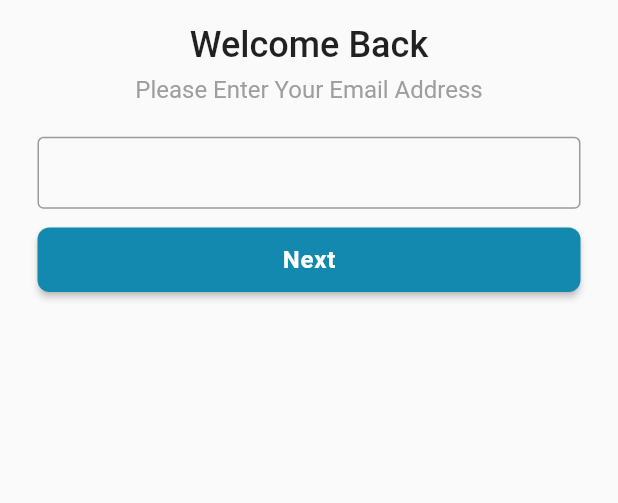
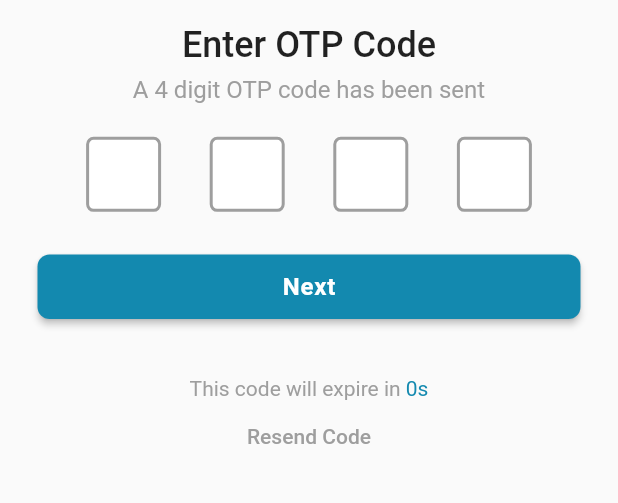
Before and after one commit to firose-munna/CraftyBay, a Flutter app: the screen it shows after launch, after a tap on "Next", on a phone screen of 412 x 824 dp, the part 315-818 px from its top. Run offline on Flutter 3.47's test engine with Material 2 defaults, Android fonts, the light colour scheme and no system bars; drawn by our look-alikes of pin_code_fields; our stand-ins replace flutter_svg, get.

Commit message:
Otp Screen added

```diff
--- a/lib/presentation/ui/screens/auth/email_verification_screen.dart
+++ b/lib/presentation/ui/screens/auth/email_verification_screen.dart
@@ -1,6 +1,9 @@
+import 'package:craftybay/presentation/ui/screens/auth/otp_verification_screen.dart';
 import 'package:craftybay/presentation/ui/utility/image_paths.dart';
 import 'package:flutter/material.dart';
 import 'package:flutter_svg/svg.dart';
+import 'package:get/get.dart';
+
 
 class emailVerificationScreen extends StatefulWidget {
   const emailVerificationScreen({super.key});
@@ -31,12 +34,18 @@ class _emailVerificationScreenState extends State<emailVerificationScreen> {
                   color: Colors.grey
                 ),),
                 const SizedBox(height: 22,),
-                TextFormField(),
+                TextFormField(
+                  decoration: const InputDecoration(
+                    hintText: "Email"
+                  ),
+                ),
                 const SizedBox(height: 10,),
                 SizedBox(
                   width: double.infinity,
                   child: ElevatedButton(
-                      onPressed: (){}, child: const Text("Next"),
+                      onPressed: (){
+                        Get.to(const otpVerificationScreen());
+                      }, child: const Text("Next"),
                   ),
                 )
               ],
--- /dev/null
+++ b/lib/presentation/ui/screens/auth/otp_verification_screen.dart
@@ -0,0 +1,142 @@
+import 'dart:async';
+
+import 'package:craftybay/presentation/ui/utility/color_palette.dart';
+import 'package:craftybay/presentation/ui/utility/image_paths.dart';
+import 'package:flutter/material.dart';
+import 'package:flutter_svg/svg.dart';
+import 'package:pin_code_fields/pin_code_fields.dart';
+
+class otpVerificationScreen extends StatefulWidget {
+  const otpVerificationScreen({super.key});
+
+  @override
+  State<otpVerificationScreen> createState() => _otpVerificationScreenState();
+}
+
+class _otpVerificationScreenState extends State<otpVerificationScreen> {
+
+  int seconds =0;
+
+  @override
+  void initState() {
+    // TODO: implement initState
+    super.initState();
+    otpTimer();
+  }
+
+  @override
+  Widget build(BuildContext context) {
+    return SafeArea(
+      child: Scaffold(
+        body: Padding(
+          padding: const EdgeInsets.all(25.0),
+          child: SingleChildScrollView(
+            child: Center(
+              child: Column(
+                children: [
+                  const SizedBox(
+                    height: 80,
+                  ),
+                  SvgPicture.asset(
+                    ImagePaths.craftyBayLogoSVG,
+                    width: 100,
+                  ),
+                  const SizedBox(
+                    height: 16,
+                  ),
+                  Text(
+                    "Enter OTP Code",
+                    style: Theme.of(context).textTheme.titleLarge?.copyWith(
+                          fontSize: 24,
+                        ),
+                  ),
+                  const SizedBox(
+                    height: 6,
+                  ),
+                  Text(
+                    "A 4 digit OTP code has been sent",
+                    style: Theme.of(context)
+                        .textTheme
+                        .titleMedium
+                        ?.copyWith(color: Colors.grey),
+                  ),
+                  const SizedBox(
+                    height: 22,
+                  ),
+                  PinCodeTextField(
+                    length: 4,
+                    obscureText: false,
+                    animationType: AnimationType.fade,
+                    mainAxisAlignment: MainAxisAlignment.spaceEvenly,
+                    keyboardType: TextInputType.number,
+                    pinTheme: PinTheme(
+                      shape: PinCodeFieldShape.box,
+                      borderRadius: BorderRadius.circular(5),
+                      fieldHeight: 50,
+                      fieldWidth: 50,
+                      activeFillColor: Colors.white,
+                      inactiveFillColor: Colors.white,
+                      selectedFillColor: Colors.white,
+                      activeColor: AppColors.primaryColor,
+                      inactiveColor: Colors.grey,
+                      selectedColor: AppColors.primaryColor,
+                    ),
+                    animationDuration: const Duration(milliseconds: 300),
+                    enableActiveFill: true,
+                    onCompleted: (v) {},
+                    onChanged: (value) {},
+                    beforeTextPaste: (text) {
+                      return true;
+                    },
+                    appContext: context,
+                  ),
+                  const SizedBox(
+                    height: 10,
+                  ),
+                  SizedBox(
+                    width: double.infinity,
+                    child: ElevatedButton(
+                      onPressed: () {},
+                      child: const Text("Next"),
+                    ),
+                  ),
+                  const SizedBox(
+                    height: 36,
+                  ),
+                  RichText(
+                    text:  TextSpan(
+                      style: const TextStyle(color: Colors.grey),
+                      children: [
+                        const TextSpan(text: "This code will expire in "),
+                        TextSpan(
+                          text: "${seconds}s",
+                          style: const TextStyle(color: AppColors.primaryColor),
+                        ),
+                      ],
+                    ),
+                  ),
+                  TextButton(
+                    onPressed: () {},
+                    child: const Text("Resend Code"),
+                    style: TextButton.styleFrom(foregroundColor: Colors.grey),
+                  ),
+                ],
+              ),
+            ),
+          ),
+        ),
+      ),
+    );
+  }
+
+  void otpTimer() {
+    Timer.periodic(const Duration(seconds: 1), (timer) async {
+      seconds++;
+
+      if(seconds== 120){
+        timer.cancel();
+        seconds =0;
+      }
+    });
+  }
+}
--- a/pubspec.yaml
+++ b/pubspec.yaml
@@ -16,6 +16,7 @@ dependencies:
   cupertino_icons: ^1.0.2
   flutter_svg: ^2.0.7
   get: ^4.6.5
+  pin_code_fields: ^8.0.1
 
 dev_dependencies:
   flutter_test:
```
Also changed, not shown: pubspec.lock.
